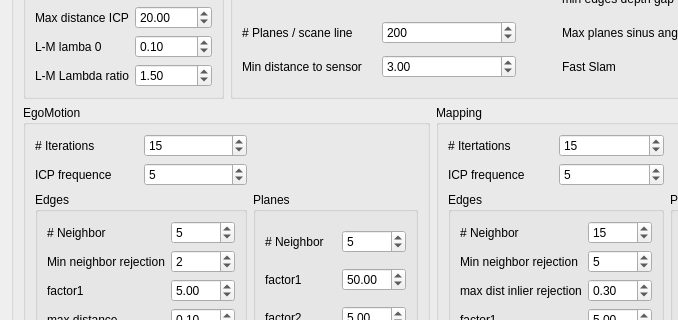
Kitware/VeloView, file VelodyneHDL/vvSlamConfigurationDialog.ui: the form before one commit; both pictures show x 0 to 678 and y 336 to 656 of the 870 by 791 pixel window.
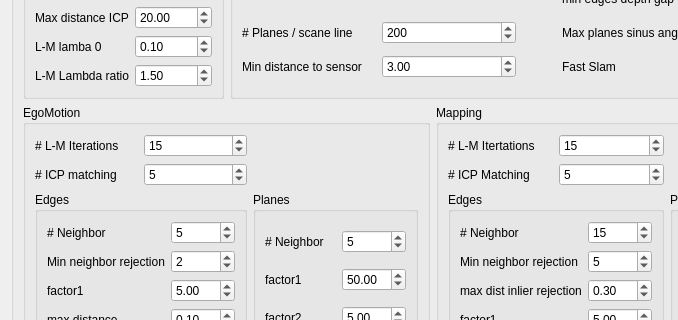
The form after the commit.

Commit message: Slam refactoring using CERES

```diff
--- a/VelodyneHDL/vvSlamConfigurationDialog.ui
+++ b/VelodyneHDL/vvSlamConfigurationDialog.ui
@@ -7,7 +7,7 @@
     <x>0</x>
     <y>0</y>
     <width>869</width>
-    <height>757</height>
+    <height>782</height>
    </rect>
   </property>
   <property name="windowTitle">
@@ -29,14 +29,14 @@
          <item row="1" column="0">
           <widget class="QLabel" name="label_14">
            <property name="text">
-            <string>ICP frequence</string>
+            <string># ICP Matching</string>
            </property>
           </widget>
          </item>
          <item row="0" column="0">
           <widget class="QLabel" name="label_15">
            <property name="text">
-            <string># Itertations</string>
+            <string># L-M Itertations</string>
            </property>
           </widget>
          </item>
@@ -376,7 +376,7 @@
          <item row="0" column="1">
           <widget class="QLabel" name="label_12">
            <property name="text">
-            <string># Iterations</string>
+            <string># L-M Iterations</string>
            </property>
           </widget>
          </item>
@@ -539,7 +539,7 @@
          <item row="1" column="1">
           <widget class="QLabel" name="label_13">
            <property name="text">
-            <string>ICP frequence</string>
+            <string># ICP matching</string>
            </property>
           </widget>
          </item>
```
Left out of the diff: 8 changed lines with no effect on the pictures. The commit also changes 6 other files.
